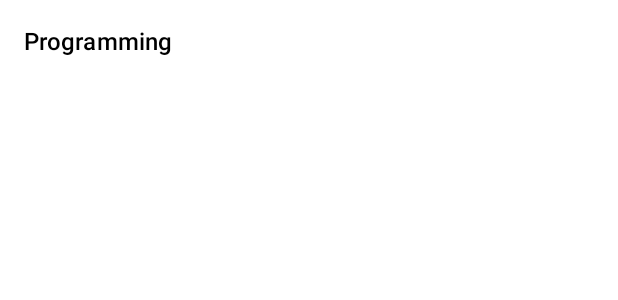
After one commit to maidzui123/JobsFinderApp, an Android app: the layout job_dropdown_item.xml on its own in the app's theme, with its tools: preview values and no code run, on a phone screen of 412 x 824 dp. The commit adds this screen. Shown: the top 300 px of the screen. Run offline under Robolectric (Android 15) with nearby library versions, the phone set to English and light mode, and no system bars.

Commit message:
Small upd selection

```diff
--- a/app/src/main/AndroidManifest.xml
+++ b/app/src/main/AndroidManifest.xml
@@ -26,10 +26,10 @@
             android:name=".OnBoardingActivity"
             android:exported="false" />
         <activity
-            android:name=".MainActivity"
+            android:name=".SplashActivity"
             android:exported="false" />
         <activity
-            android:name=".SplashActivity"
+            android:name=".MainActivity"
             android:exported="true">
             <intent-filter>
                 <action android:name="android.intent.action.MAIN" />
--- /dev/null
+++ b/app/src/main/res/layout/job_dropdown_item.xml
@@ -0,0 +1,14 @@
+<?xml version="1.0" encoding="utf-8"?>
+<TextView xmlns:android="http://schemas.android.com/apk/res/android"
+    android:id="@+id/tvJobDropdownItem"
+    android:layout_width="match_parent"
+    android:layout_height="wrap_content"
+    android:text="Programming"
+    android:padding="16dp"
+    android:fontFamily="sans-serif-light"
+    android:textColor="@color/black"
+    android:textStyle="bold"
+    android:textSize="16sp"
+    android:ellipsize="end"
+    android:maxLines="1"
+    android:textAppearance="?attr/textAppearanceSubtitle1"></TextView>
```
Also changed, not shown: app/src/main/java/com/example/jobfinderapp/BottomSheet.java (+18 -3 lines), app/src/main/res/layout/bottom_sheet_dialog.xml (+13 -3 lines), app/src/main/res/values/strings.xml (+7 -0 lines).
